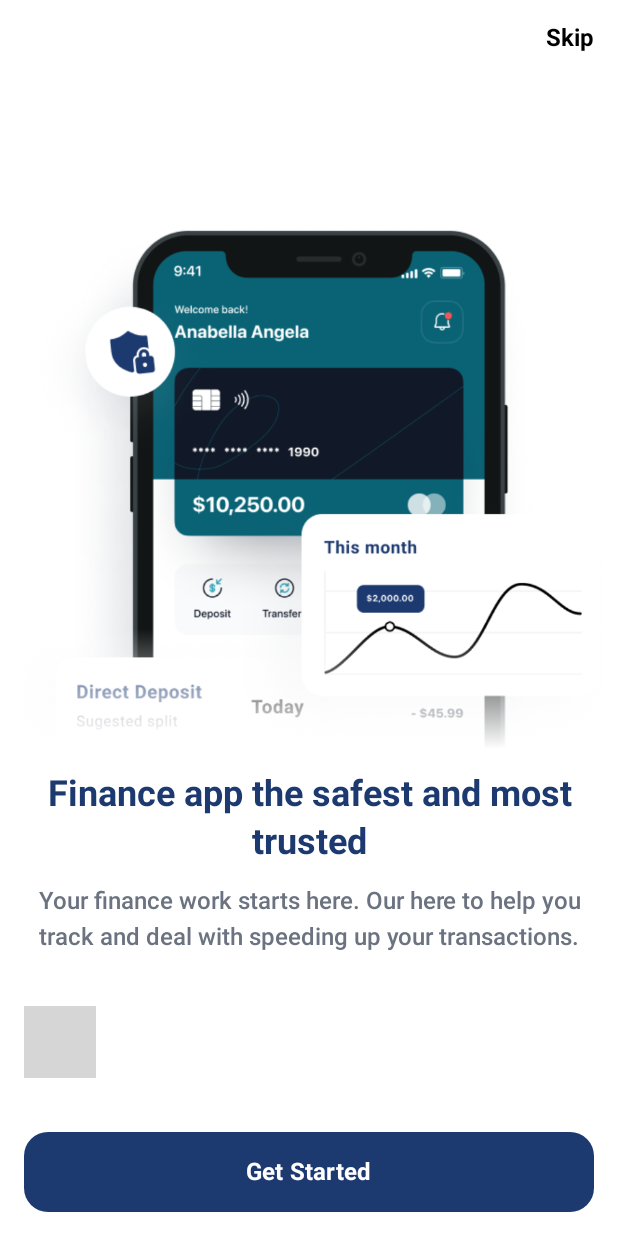
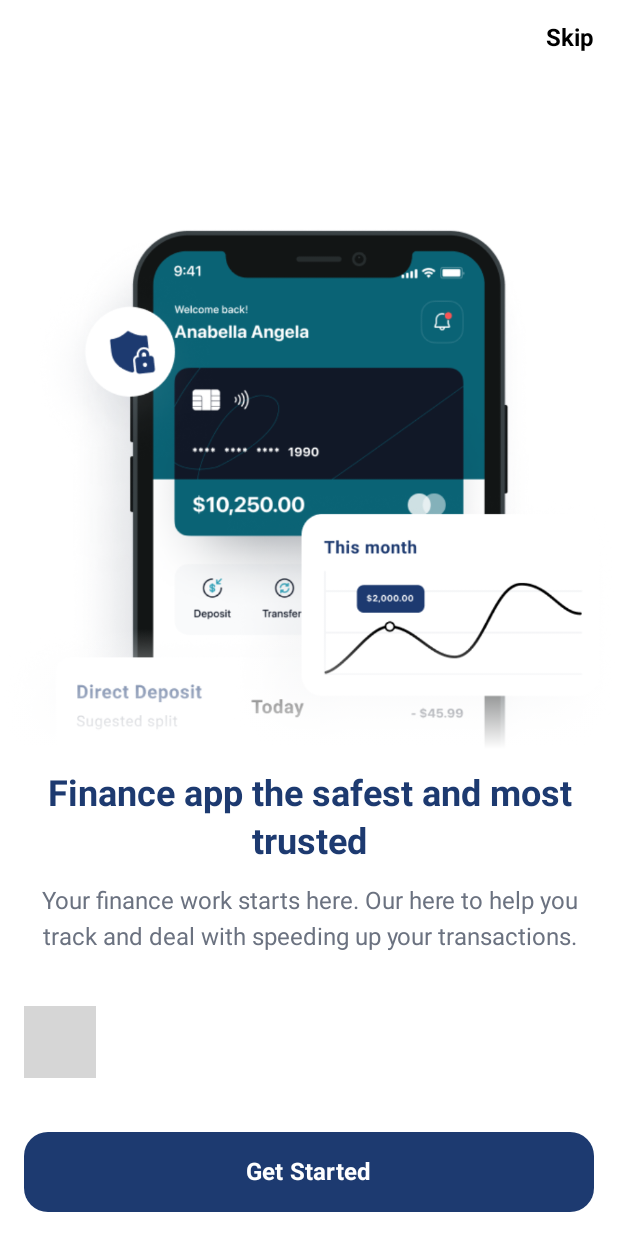
Before and after one commit to aiinty/pp.01.01, an Android app built with Jetpack Compose: the screen it shows after launch (MainActivity), on a phone screen of 412 x 824 dp. Run offline under Robolectric (Android 15) with nearby library versions, the phone set to English and light mode, and no system bars; libraries missing offline, so code that uses them is left out: com.tbuonomo.viewpagerdotsindicator; 3 statements that could not run were skipped; grey boxes are pictures that could not be loaded.

Commit message:
fix(style): fix in Type.kt

```diff
--- a/app/src/main/java/com/aiinty/copayment/presentation/ui/theme/Type.kt
+++ b/app/src/main/java/com/aiinty/copayment/presentation/ui/theme/Type.kt
@@ -17,7 +17,7 @@ val Typography = Typography(
     ),
     bodyMedium = TextStyle(
         fontFamily = FontFamily.Default,
-        fontWeight = FontWeight.W500,
+        fontWeight = FontWeight.W400,
         fontSize = 16.sp,
         lineHeight = 24.sp,
         color = Greyscale500
```
